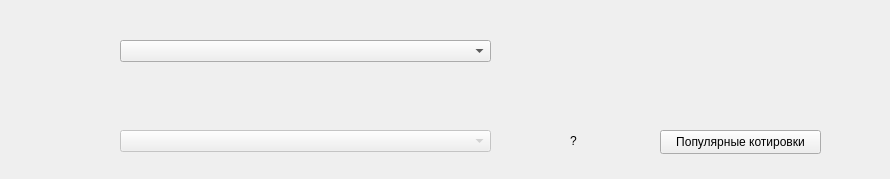
The window that converter.ui (VyacheslavFr/converter_project) describes before a commit, drawn with Qt 5.
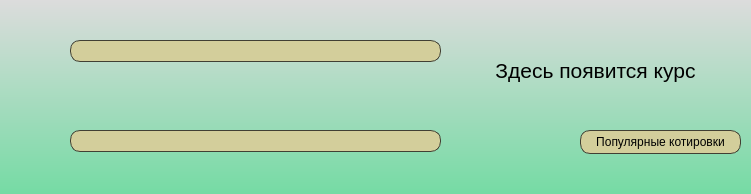
The same window after the commit.

Commit message: рабочая логика, почти готов интерфейс

Diff of the .ui file:
```diff
--- a/converter.ui
+++ b/converter.ui
@@ -6,22 +6,101 @@
    <rect>
     <x>0</x>
     <y>0</y>
-    <width>890</width>
-    <height>179</height>
+    <width>751</width>
+    <height>194</height>
    </rect>
   </property>
   <property name="windowTitle">
    <string>Form</string>
   </property>
+  <property name="styleSheet">
+   <string notr="true">QWidget#Converter {background-color: qlineargradient(spread:pad, x1:0.5, y1:0, x2:0.5, y2:1, stop:0 #DCDCDC, stop:1 #75DBA4);
+width: 200px;
+}
+</string>
+  </property>
   <widget class="QComboBox" name="currency_picker">
    <property name="geometry">
     <rect>
-     <x>120</x>
+     <x>70</x>
      <y>40</y>
      <width>371</width>
      <height>22</height>
     </rect>
    </property>
+   <property name="cursor">
+    <cursorShape>PointingHandCursor</cursorShape>
+   </property>
+   <property name="styleSheet">
+    <string notr="true">QComboBox{
+background-color:#D3CE9B;
+border-radius: 10px;
+border-style: solid;
+border-width: 1px;
+border-color: #413F33;
+}
+QComboBox:on {
+    border-bottom-right-radius: 0px;
+    border-bottom-left-radius: 0px;
+}
+QComboBox::drop-down 
+{
+    width: 0px;
+    height: 0px;
+}
+QComboBox QAbstractItemView {
+color: #000;	
+background-color: #D3CE9B;
+selection-background-color: #D3CE9B;
+border-radius: 0px;
+border-style: solid;
+border-width: 1px;
+border-color: #413F33;
+}
+QScrollBar:vertical {
+background-color: #AEA86B;
+padding: 4px;
+border-radius: 5px;
+}
+
+QScrollBar::handle:vertical {
+    background-color: #958F5A;         
+    min-height: 5px;
+    border-radius: 4px;
+}
+
+QScrollBar::up-arrow:vertical, QScrollBar::down-arrow:vertical {
+    background-color: #AEA86B;
+	border-radius: 5px;
+}
+
+QScrollBar::add-page:vertical, QScrollBar::sub-page:vertical {
+    background: none;
+}
+
+QScrollBar::sub-line:vertical, QScrollBar::add-line:vertical {
+	background-color: #fff;
+    height: 0px;
+    width: 0px;
+}
+
+QComboBox QAbstractItemView::item:hover {
+	background-color: #88DAAE;
+	color: #000;
+}
+
+QComboBox QAbstractItemView::item:focus {
+	background-color: #88DAAE;
+	color: #000;
+}
+
+QComboBox:hover {
+background-color:#AEA76B;
+}</string>
+   </property>
+   <property name="placeholderText">
+    <string>Выберите валюту, которую хотите перевести</string>
+   </property>
   </widget>
   <widget class="QComboBox" name="currency_picker_2">
    <property name="enabled">
@@ -29,24 +108,108 @@
    </property>
    <property name="geometry">
     <rect>
-     <x>120</x>
+     <x>70</x>
      <y>130</y>
      <width>371</width>
      <height>22</height>
     </rect>
    </property>
+   <property name="cursor">
+    <cursorShape>PointingHandCursor</cursorShape>
+   </property>
+   <property name="styleSheet">
+    <string notr="true">QComboBox{
+background-color:#D3CE9B;
+border-radius: 10px;
+border-style: solid;
+border-width: 1px;
+border-color: #413F33;
+}
+QComboBox:on {
+    border-bottom-right-radius: 0px;
+    border-bottom-left-radius: 0px;
+}
+QComboBox::drop-down 
+{
+    width: 0px;
+    height: 0px;
+}
+QComboBox QAbstractItemView {
+color: #000;	
+background-color: #D3CE9B;
+selection-background-color: #D3CE9B;
+border-radius: 0px;
+border-style: solid;
+border-width: 1px;
+border-color: #413F33;
+}
+QScrollBar:vertical {
+background-color: #AEA86B;
+padding: 4px;
+border-radius: 5px;
+}
+
+QScrollBar::handle:vertical {
+    background-color: #958F5A;         
+    min-height: 5px;
+    border-radius: 4px;
+}
+
+QScrollBar::up-arrow:vertical, QScrollBar::down-arrow:vertical {
+    background-color: #AEA86B;
+	border-radius: 5px;
+}
+
+QScrollBar::add-page:vertical, QScrollBar::sub-page:vertical {
+    background: none;
+}
+
+QScrollBar::sub-line:vertical, QScrollBar::add-line:vertical {
+	background-color: #fff;
+    height: 0px;
+    width: 0px;
+}
+
+QComboBox QAbstractItemView::item:hover {
+	background-color: #88DAAE;
+	color: #000;
+}
+
+QComboBox QAbstractItemView::item:focus {
+	background-color: #88DAAE;
+	color: #000;
+}
+
+QComboBox:hover {
+background-color:#AEA76B;
+}</string>
+   </property>
+   <property name="placeholderText">
+    <string>Выберите валюту для сравнения</string>
+   </property>
   </widget>
   <widget class="QLabel" name="currency_2_rate">
    <property name="geometry">
     <rect>
-     <x>570</x>
-     <y>130</y>
-     <width>49</width>
-     <height>21</height>
+     <x>460</x>
+     <y>30</y>
+     <width>271</width>
+     <height>81</height>
     </rect>
    </property>
+   <property name="font">
+    <font>
+     <pointsize>16</pointsize>
+    </font>
+   </property>
    <property name="text">
-    <string>?</string>
+    <string>Здесь появится курс</string>
+   </property>
+   <property name="alignment">
+    <set>Qt::AlignCenter</set>
+   </property>
+   <property name="wordWrap">
+    <bool>true</bool>
    </property>
   </widget>
   <widget class="QGroupBox" name="groupBox">
@@ -162,12 +325,32 @@
   <widget class="QPushButton" name="more_btn">
    <property name="geometry">
     <rect>
-     <x>660</x>
+     <x>580</x>
      <y>130</y>
      <width>161</width>
      <height>24</height>
     </rect>
    </property>
+   <property name="cursor">
+    <cursorShape>PointingHandCursor</cursorShape>
+   </property>
+   <property name="styleSheet">
+    <string notr="true">QPushButton{
+background-color:#D3CE9B;
+border-radius: 10px;
+border-style: solid;
+border-width: 1px;
+border-color: #413F33;
+}
+
+
+QPushButton:hover {
+background-color:#AEA76B;
+}
+QPushButton:checked {
+background-color:#AEA76B;
+}</string>
+   </property>
    <property name="text">
     <string>Популярные котировки</string>
    </property>
```
Left out of the diff: 498 changed lines with no effect on the pictures. The commit also changes 3 other files.
